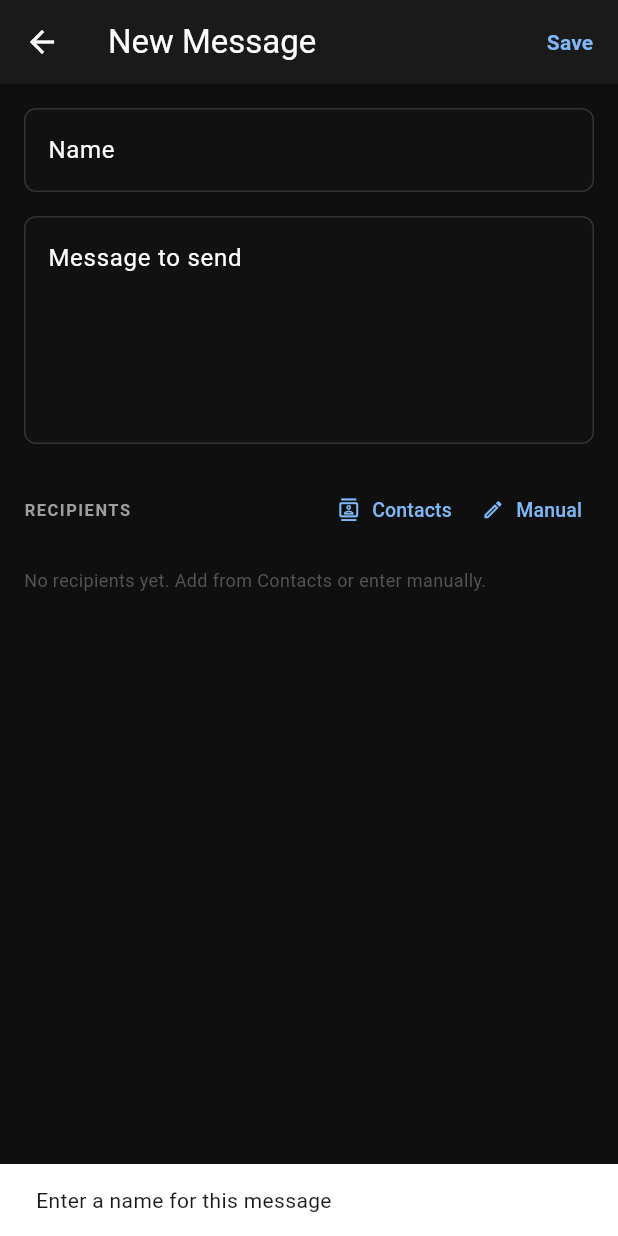
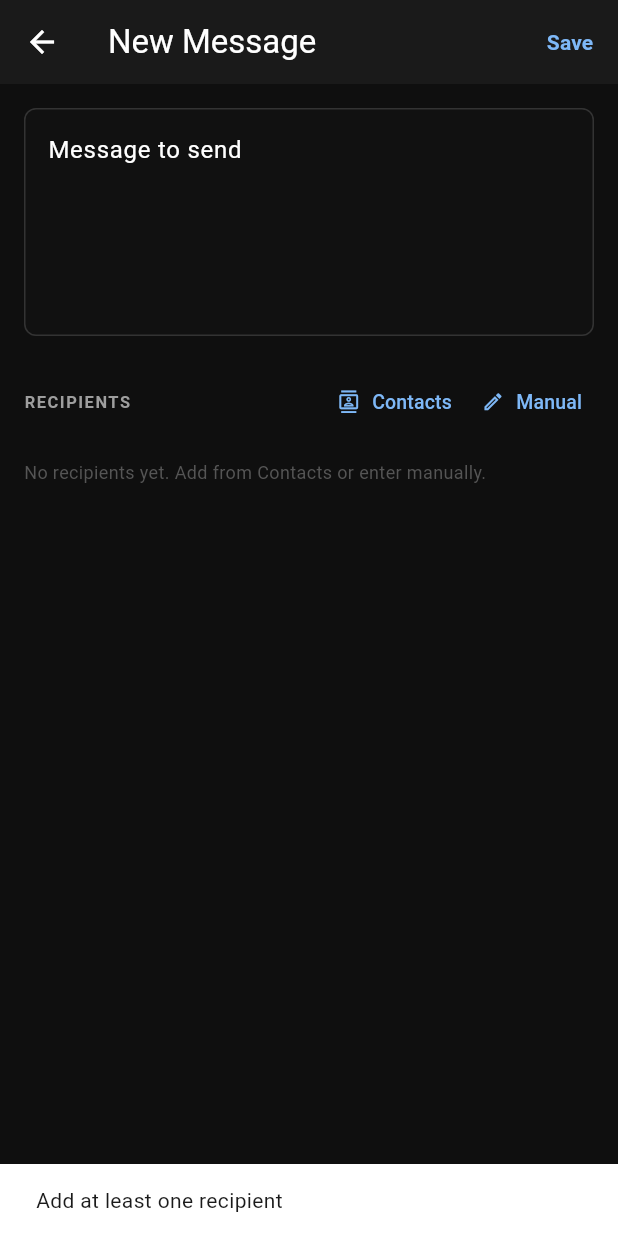
Before and after one commit to SirBiggin/Deadswitch, a Flutter app: the _MessageFormScreen screen opened directly, after a tap on "Save", on a phone screen of 412 x 824 dp. Run offline on Flutter 3.47's test engine with Material 3 defaults, Android fonts, the phone set to English and light mode, and no system bars; our stand-ins replace flutter_contacts, package_info_plus, permission_handler, shared_preferences, shelf, sqflite; missing offline and left inert: flutter_foreground_task, shelf_router, workmanager; accounts and stored records are empty.

Commit message:
v1.2.15: group name only for multi-recipient messages; fix web portal background
- Message form hides the name field for single-recipient messages; auto-uses
  the contact name. Shows Group Name field only when 2+ recipients selected.
- Web portal: request notification + battery optimization exemption when
  enabling, so Android does not kill the foreground service on Samsung devices.

```diff
--- a/lib/main.dart
+++ b/lib/main.dart
@@ -66,6 +66,7 @@ void main() async {
     }
     try {
       if (await SettingsService.webPortalEnabled) {
+
         await WebServer.start();
       }
     } catch (_) {}
--- a/lib/screens/messages_screen.dart
+++ b/lib/screens/messages_screen.dart
@@ -275,12 +275,23 @@ class _MessageFormScreenState extends State<_MessageFormScreen> {
   }
 
   Future<void> _save() async {
-    final name = _nameCtrl.text.trim();
-    if (name.isEmpty) {
+    final String name;
+    if (_recipients.length >= 2) {
+      final n = _nameCtrl.text.trim();
+      if (n.isEmpty) {
         ScaffoldMessenger.of(context).showSnackBar(
-          const SnackBar(content: Text('Enter a name for this message')));
+            const SnackBar(content: Text('Enter a group name')));
         return;
       }
+      name = n;
+    } else if (_recipients.length == 1) {
+      name = _recipients[0]['name']!;
+    } else {
+      ScaffoldMessenger.of(context).showSnackBar(
+          const SnackBar(content: Text('Add at least one recipient')));
+      return;
+    }
+
     setState(() => _saving = true);
     final db      = await DB.instance;
     final payload = {'name': name, 'message': _msgCtrl.text.trim()};
@@ -305,6 +316,7 @@ class _MessageFormScreenState extends State<_MessageFormScreen> {
 
   @override
   Widget build(BuildContext context) {
+    final multiRecipient = _recipients.length >= 2;
     return Scaffold(
       appBar: AppBar(
         title: Text(widget.existing != null ? 'Edit Message' : 'New Message'),
@@ -323,15 +335,18 @@ class _MessageFormScreenState extends State<_MessageFormScreen> {
         padding: const EdgeInsets.all(16),
         child: Column(crossAxisAlignment: CrossAxisAlignment.start, children: [
 
+          if (multiRecipient) ...[
             TextField(
               controller: _nameCtrl,
               textCapitalization: TextCapitalization.words,
               decoration: const InputDecoration(
-              labelText: 'Name',
+                labelText: 'Group Name',
                 hintText: 'e.g. Family, Work, Emergency',
               ),
             ),
             const SizedBox(height: 16),
+          ],
+
           TextField(
             controller: _msgCtrl,
             maxLines: 5,
--- a/lib/screens/settings_screen.dart
+++ b/lib/screens/settings_screen.dart
@@ -1,6 +1,8 @@
 import 'package:flutter/material.dart';
 import 'package:flutter/services.dart';
+import 'package:flutter_foreground_task/flutter_foreground_task.dart';
 import 'package:package_info_plus/package_info_plus.dart';
+import 'package:permission_handler/permission_handler.dart';
 import '../services/settings_service.dart';
 import '../services/sms_service.dart';
 import '../services/web_server.dart';
@@ -114,6 +116,12 @@ class _SettingsScreenState extends State<SettingsScreen> {
   Future<void> _toggleWebPortal(bool enabled) async {
     await SettingsService.setWebPortalEnabled(enabled);
     if (enabled) {
+
+      await Permission.notification.request();
+      final battStatus = await Permission.ignoreBatteryOptimizations.status;
+      if (!battStatus.isGranted) {
+        await Permission.ignoreBatteryOptimizations.request();
+      }
       try { await WebServer.start(); } catch (_) {}
       final ip = await WebServer.localIp;
       setState(() { _webPortalEnabled = true; _webIp = ip; });
--- a/pubspec.yaml
+++ b/pubspec.yaml
@@ -1,7 +1,7 @@
 name: deadswitch_app
 description: "DeadSwitch - Dead man's switch app"
 publish_to: 'none'
-version: 1.2.14+26
+version: 1.2.15+27
 
 environment:
   sdk: ^3.12.1
```
Also changed, not shown: 1 other file. Lines whose indentation alone changed are shown as unchanged.
